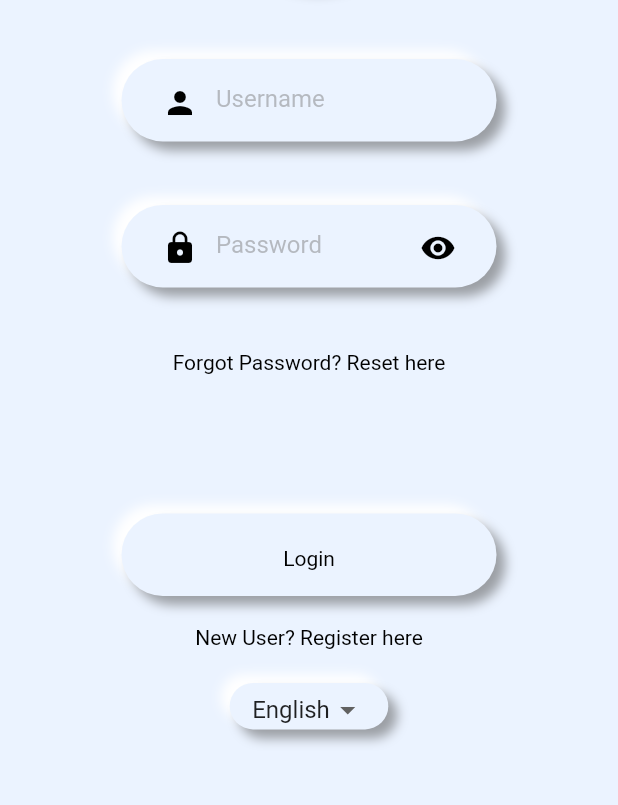
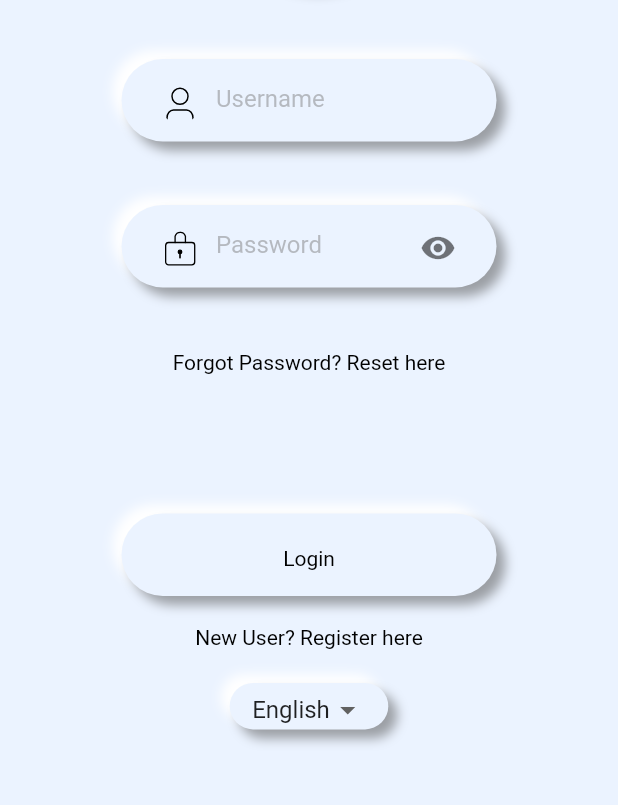
Before and after one commit to funglobaldesign/Nokosu2023-Frontend, a Flutter app: the LoginPage screen opened directly, on a phone screen of 412 x 824 dp, the part 346-1151 px from its top. Run offline on Flutter 3.47's test engine with Material 2 defaults, Android fonts, the phone set to English and light mode, and no system bars; our stand-ins replace camera, flutter_inset_box_shadow, flutter_svg, fluttertoast, geocoding, geolocator and 4 more; missing offline and left inert: gallery_saver_plus; accounts and stored records are empty; generated files the repository leaves out were written again; network calls fail.

Commit message:
icons ok

```diff
--- a/lib/Components/SubComponents/group_add.dart
+++ b/lib/Components/SubComponents/group_add.dart
@@ -2,7 +2,6 @@ import 'package:flutter/material.dart';
 import 'package:nokosu2023/Components/SubComponents/group_add_form.dart';
 import 'package:nokosu2023/Components/SubComponents/neumorphism.dart';
 import 'package:flutter_gen/gen_l10n/app_localizations.dart';
-import 'package:nokosu2023/utils/static_functions.dart';
 
 class GroupAddFolder extends StatefulWidget {
   final bool folderView;
--- a/lib/Components/input_field.dart
+++ b/lib/Components/input_field.dart
@@ -12,7 +12,7 @@ class InputField extends StatefulWidget {
   final double boxHeight;
   final TextEditingController controller;
   final bool ispasswordField;
-  final IconData prefixicon;
+  final Widget prefixicon;
   final double border;
 
   const InputField({
@@ -62,10 +62,9 @@ class InputFieldState extends State<InputField> {
                   border: InputBorder.none,
                   hintText: widget.label,
                   hintStyle: const TextStyle(color: ThemeColours.txtGrey),
-                  prefixIcon: Icon(
-                    widget.prefixicon,
-                    color: ThemeColours.iconBlack,
-                  ),
+                  prefixIcon: Container(
+                      padding: const EdgeInsets.all(10),
+                      child: widget.prefixicon),
                   suffixIcon: widget.ispasswordField
                       ? IconButton(
                           icon: Icon(
--- a/lib/Screens/login.dart
+++ b/lib/Screens/login.dart
@@ -66,13 +66,13 @@ class _LoginPageState extends State<LoginPage> {
                   InputField(
                     label: locale.username,
                     controller: usernameController,
-                    prefixicon: Icons.person,
+                    prefixicon: SvgPicture.asset(CustIcons.username),
                   ),
                   InputField(
                     label: locale.password,
                     controller: passwordController,
                     ispasswordField: true,
-                    prefixicon: Icons.lock,
+                    prefixicon: SvgPicture.asset(CustIcons.lockconf),
                   ),
                   ButtonLink(
                     textLabel: locale.forgotpw,
--- a/lib/Screens/password.dart
+++ b/lib/Screens/password.dart
@@ -1,4 +1,5 @@
 import 'package:flutter/material.dart';
+import 'package:flutter_svg/flutter_svg.dart';
 import 'package:nokosu2023/Components/SubComponents/error_field.dart';
 import 'package:nokosu2023/Components/SubComponents/neumorphism.dart';
 import 'package:nokosu2023/Components/button_submit.dart';
@@ -47,7 +48,7 @@ class _PasswordPageState extends State<PasswordPage> {
                   InputField(
                     label: locale.email,
                     controller: emailController,
-                    prefixicon: Icons.email,
+                    prefixicon: SvgPicture.asset(CustIcons.mail),
                   ),
                   ErrorField(
                     err: formErrorController.text,
--- a/lib/Screens/profile.dart
+++ b/lib/Screens/profile.dart
@@ -29,7 +29,7 @@ class _ProfilePageState extends State<ProfilePage> {
     SystemChrome.setEnabledSystemUIMode(SystemUiMode.leanBack);
     return WillPopScope(
       onWillPop: () async {
-        return false;
+        return true;
       },
       child: Scaffold(
         appBar: null,
--- a/lib/utils/constants.dart
+++ b/lib/utils/constants.dart
@@ -19,7 +19,7 @@ abstract class ThemeColours {
   static const Color txtWhite = Colors.white;
 
   // Icon Colours
-  static const Color iconBlack = Color(0xFF000000);
+  static const Color iconBlack = Color(0x88000000);
   static const Color iconblue = Color(0xFF7AA8FF);
 
   // Shadow Colours
```
Also changed, not shown: lib/Components/SubComponents/group_add_form.dart (+5 -3 lines), lib/Components/info_update.dart (+5 -4 lines), lib/Screens/home.dart (+8 -6 lines), lib/Screens/info.dart (+5 -4 lines), lib/Screens/registration.dart (+6 -6 lines), assets/icons/unlock.svg.
